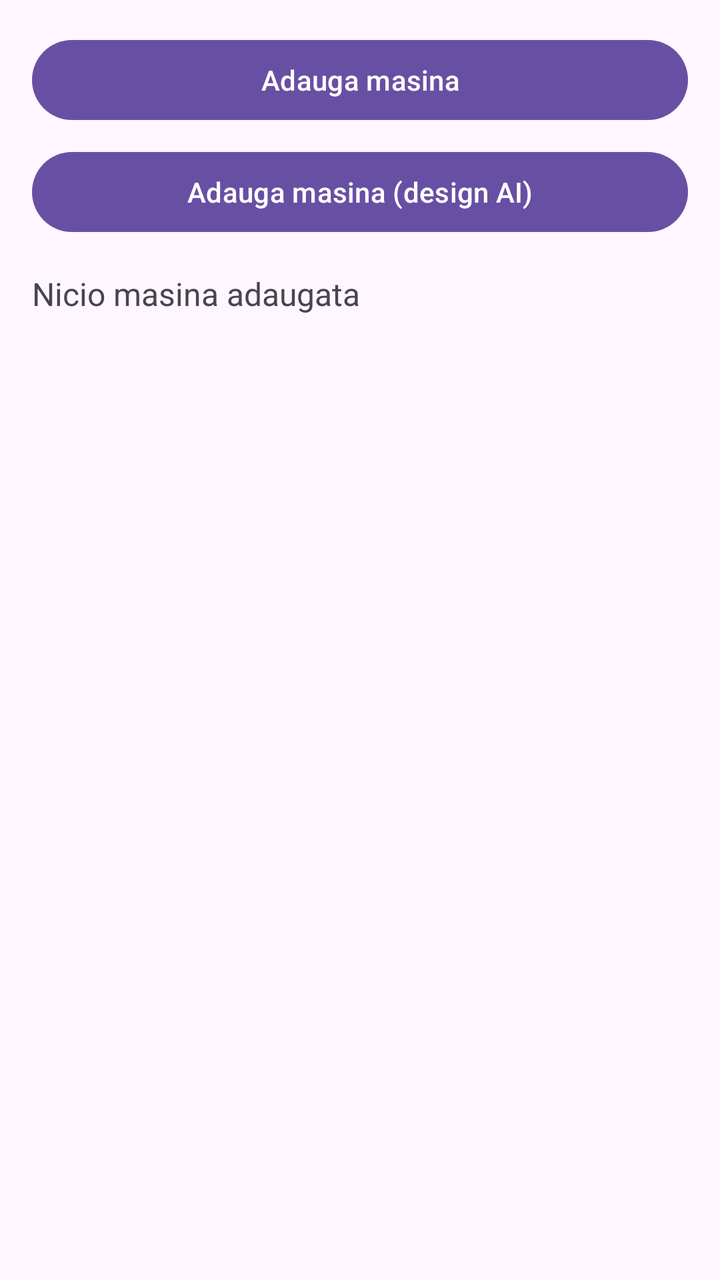
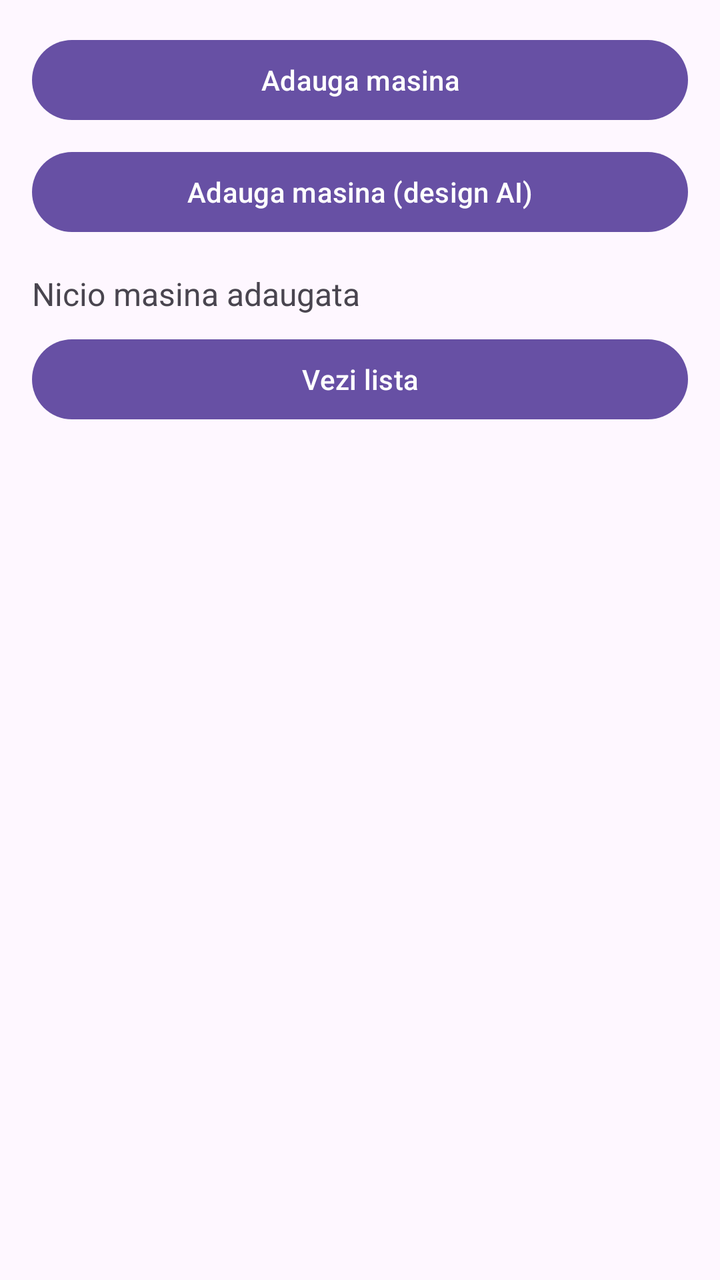

The first picture is an Android layout as it rendered before a commit; the second is the same layout after the commit. The layout source and the unified diff follow.
<!-- AndroidManifest.xml: application theme Theme.DAM_SEMINAR -->
<!-- res/layout/activity_main.xml -->
<?xml version="1.0" encoding="utf-8"?>
<LinearLayout xmlns:android="http://schemas.android.com/apk/res/android"
    xmlns:tools="http://schemas.android.com/tools"
    android:id="@+id/main"
    android:layout_width="match_parent"
    android:layout_height="match_parent"
    android:orientation="vertical"
    android:padding="16dp"
    tools:context=".MainActivity">

    <Button
        android:id="@+id/btnAdauga"
        android:layout_width="match_parent"
        android:layout_height="wrap_content"
        android:text="Adauga masina" />

    <Button
        android:id="@+id/btnAdaugaAI"
        android:layout_width="match_parent"
        android:layout_height="wrap_content"
        android:layout_marginTop="8dp"
        android:text="Adauga masina (design AI)" />

    <TextView
        android:id="@+id/tvRezultat"
        android:layout_width="match_parent"
        android:layout_height="wrap_content"
        android:layout_marginTop="16dp"
        android:textSize="16sp"
        android:text="Nicio masina adaugata" />

</LinearLayout>
<!-- resources referenced by this layout -->
<resources>
  <style name="Theme.DAM_SEMINAR" parent="Base.Theme.DAM_SEMINAR" />
  <style name="Base.Theme.DAM_SEMINAR" parent="Theme.Material3.DayNight.NoActionBar">
          
          
      </style>
</resources>

<!-- the commit's change to res/layout/activity_main.xml (unified diff, before → after) -->
@@ -29,4 +29,11 @@
         android:textSize="16sp"
         android:text="Nicio masina adaugata" />
 
+    <Button
+        android:id="@+id/btnLista"
+        android:layout_width="match_parent"
+        android:layout_height="wrap_content"
+        android:layout_marginTop="8dp"
+        android:text="Vezi lista"  />
+
 </LinearLayout>
